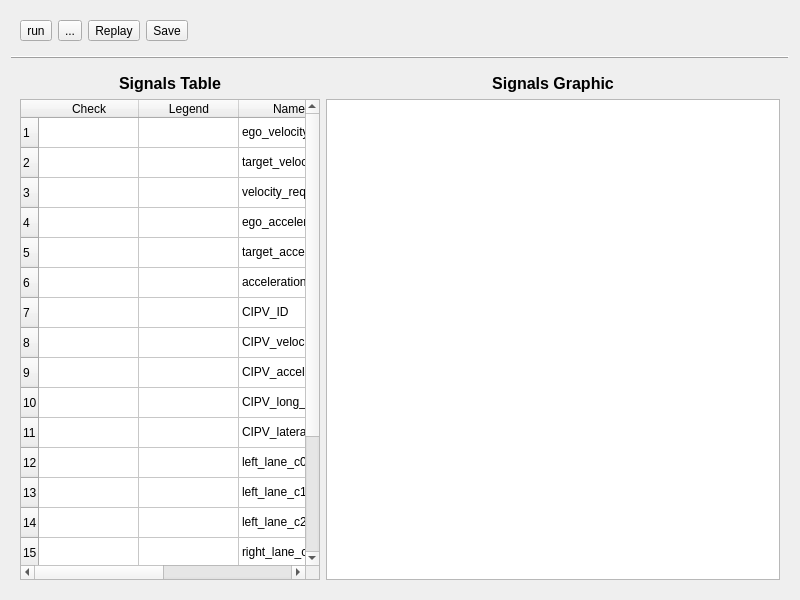
First picture: the form in dialogs/monitordialog.ui, repository L-Net-1992/ADAS_AD_Developer, before the edit.
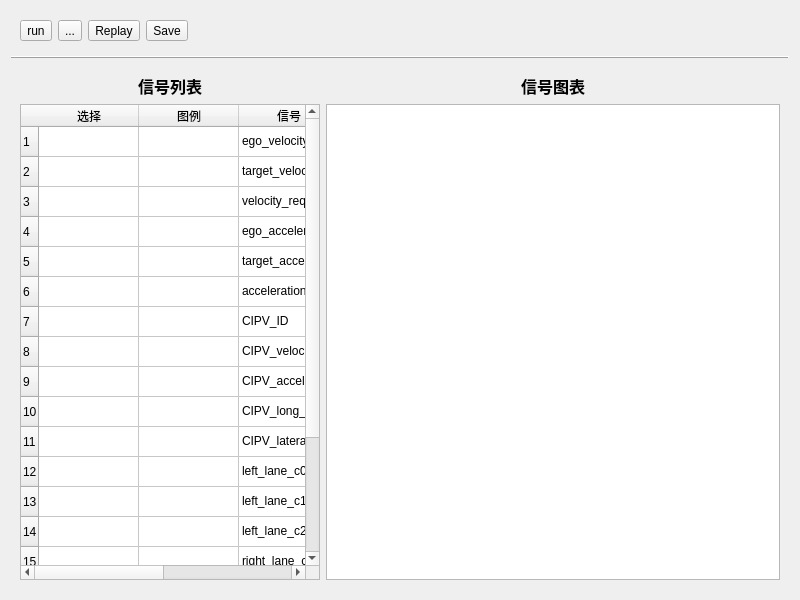
Second picture: the form after the edit. Icons and pictures are not drawn. Custom widgets are drawn as their Qt base class.

Commit message: 替换界面中英文为中文

Diff of the .ui file:
```diff
--- a/dialogs/monitordialog.ui
+++ b/dialogs/monitordialog.ui
@@ -197,7 +197,7 @@
             <enum>QFrame::Sunken</enum>
            </property>
            <property name="text">
-            <string>Signals Table</string>
+            <string>信号列表</string>
            </property>
            <property name="alignment">
             <set>Qt::AlignCenter</set>
@@ -303,22 +303,22 @@
            </row>
            <column>
             <property name="text">
-             <string>Check</string>
+             <string>选择</string>
             </property>
            </column>
            <column>
             <property name="text">
-             <string>Legend</string>
+             <string>图例</string>
             </property>
            </column>
            <column>
             <property name="text">
-             <string>Name</string>
+             <string>信号</string>
             </property>
            </column>
            <column>
             <property name="text">
-             <string>Value</string>
+             <string>值</string>
             </property>
            </column>
            <item row="0" column="2">
@@ -454,7 +454,7 @@
             <enum>QFrame::Sunken</enum>
            </property>
            <property name="text">
-            <string>Signals Graphic</string>
+            <string>信号图表</string>
            </property>
            <property name="alignment">
             <set>Qt::AlignCenter</set>
```
The commit also changes 2 other files.
